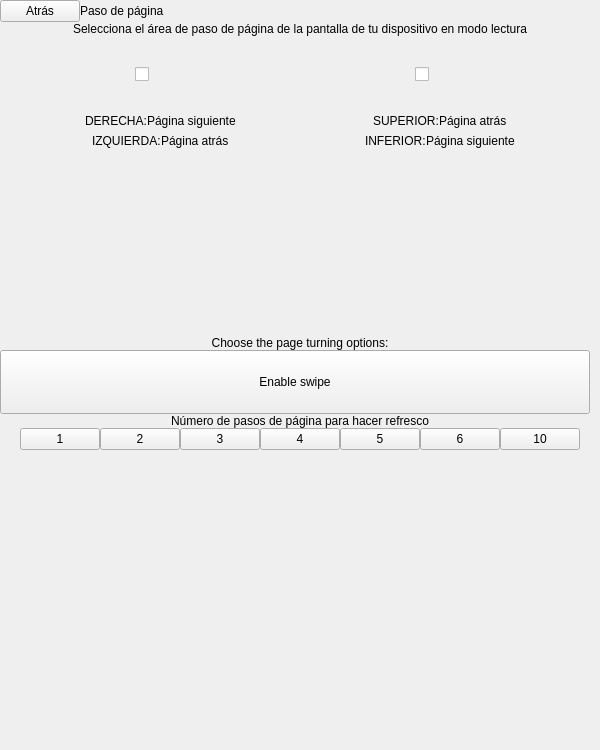
This is bqSetting/ui/SettingsReaderPageTurning.ui in bq/cervantes as Qt 5 draws it before an edit. The edited form follows.
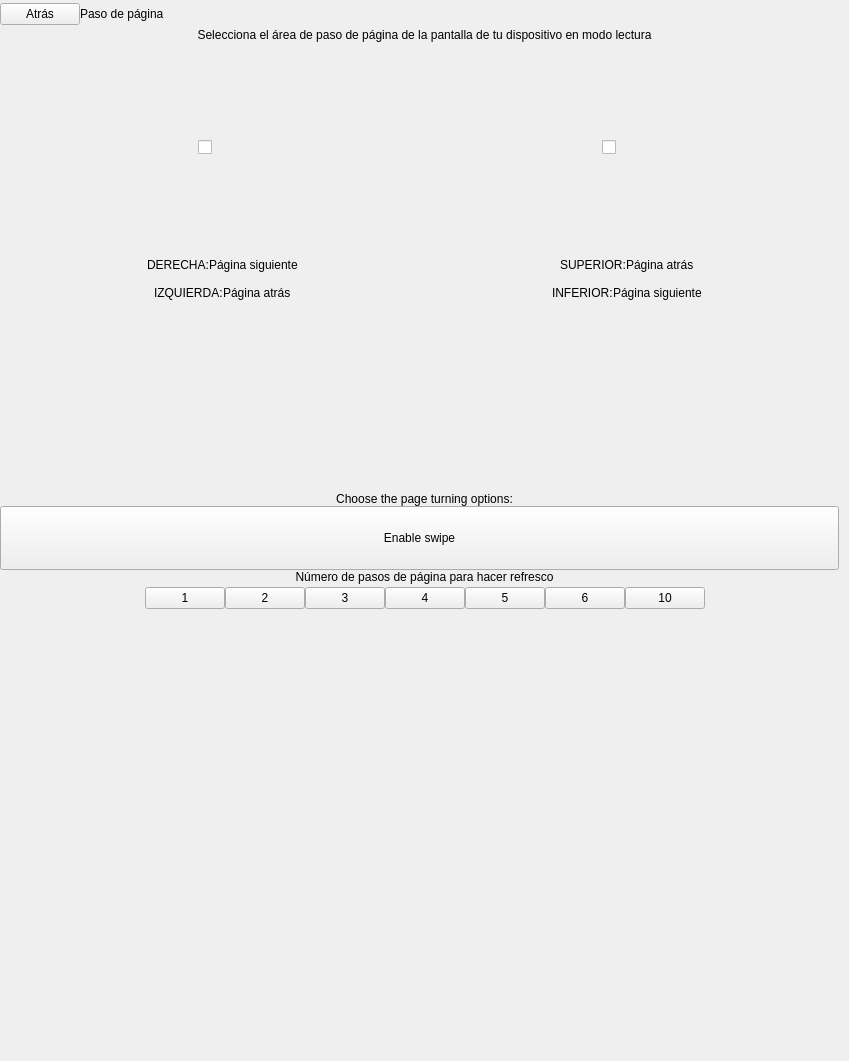
This is the edited form. Custom widgets are drawn as their Qt base class.

What changed in the file:
```diff
--- a/bqSetting/ui/SettingsReaderPageTurning.ui
+++ b/bqSetting/ui/SettingsReaderPageTurning.ui
@@ -6,8 +6,8 @@
    <rect>
     <x>0</x>
     <y>0</y>
-    <width>600</width>
-    <height>750</height>
+    <width>849</width>
+    <height>1061</height>
    </rect>
   </property>
   <property name="sizePolicy">
@@ -18,14 +18,14 @@
   </property>
   <property name="minimumSize">
    <size>
-    <width>600</width>
-    <height>750</height>
+    <width>0</width>
+    <height>0</height>
    </size>
   </property>
   <property name="maximumSize">
    <size>
-    <width>600</width>
-    <height>750</height>
+    <width>849</width>
+    <height>1061</height>
    </size>
   </property>
   <property name="windowTitle">
@@ -74,7 +74,7 @@
         <property name="maximumSize">
          <size>
           <width>16777215</width>
-          <height>10000</height>
+          <height>14142</height>
          </size>
         </property>
         <property name="text">
@@ -89,8 +89,8 @@
         </property>
         <property name="sizeHint" stdset="0">
          <size>
-          <width>40</width>
-          <height>20</height>
+          <width>57</width>
+          <height>28</height>
          </size>
         </property>
        </spacer>
@@ -156,7 +156,7 @@
         <property name="maximumSize">
          <size>
           <width>16777215</width>
-          <height>1000</height>
+          <height>1414</height>
          </size>
         </property>
         <layout class="QVBoxLayout" name="verticalLayout_3">
@@ -191,8 +191,8 @@
               </property>
               <property name="sizeHint" stdset="0">
                <size>
-                <width>40</width>
-                <height>20</height>
+                <width>57</width>
+                <height>28</height>
                </size>
               </property>
              </spacer>
@@ -213,8 +213,8 @@
               </property>
               <property name="maximumSize">
                <size>
-                <width>50</width>
-                <height>1020</height>
+                <width>71</width>
+                <height>1442</height>
                </size>
               </property>
               <property name="text">
@@ -229,8 +229,8 @@
               </property>
               <property name="sizeHint" stdset="0">
                <size>
-                <width>40</width>
-                <height>20</height>
+                <width>57</width>
+                <height>28</height>
                </size>
               </property>
              </spacer>
@@ -260,8 +260,8 @@
               </property>
               <property name="sizeHint" stdset="0">
                <size>
-                <width>40</width>
-                <height>20</height>
+                <width>57</width>
+                <height>28</height>
                </size>
               </property>
              </spacer>
@@ -293,8 +293,8 @@
               </property>
               <property name="sizeHint" stdset="0">
                <size>
-                <width>40</width>
-                <height>20</height>
+                <width>57</width>
+                <height>28</height>
                </size>
               </property>
              </spacer>
@@ -313,7 +313,7 @@
            <property name="maximumSize">
             <size>
              <width>16777215</width>
-             <height>1000</height>
+             <height>1414</height>
             </size>
            </property>
            <property name="sizeIncrement">
@@ -336,8 +336,8 @@
               </property>
               <property name="sizeHint" stdset="0">
                <size>
-                <width>40</width>
-                <height>20</height>
+                <width>57</width>
+                <height>28</height>
                </size>
               </property>
              </spacer>
@@ -353,7 +353,7 @@
               <property name="maximumSize">
                <size>
                 <width>16777215</width>
-                <height>1005</height>
+                <height>1421</height>
                </size>
               </property>
               <property name="text">
@@ -375,7 +375,7 @@
               <property name="maximumSize">
                <size>
                 <width>16777215</width>
-                <height>1005</height>
+                <height>1421</height>
                </size>
               </property>
               <property name="text">
@@ -393,8 +393,8 @@
               </property>
               <property name="sizeHint" stdset="0">
                <size>
-                <width>40</width>
-                <height>20</height>
+                <width>57</width>
+                <height>28</height>
                </size>
               </property>
              </spacer>
@@ -413,7 +413,7 @@
            <property name="maximumSize">
             <size>
              <width>16777215</width>
-             <height>175</height>
+             <height>247</height>
             </size>
            </property>
            <property name="text">
@@ -458,8 +458,8 @@
               </property>
               <property name="sizeHint" stdset="0">
                <size>
-                <width>40</width>
-                <height>20</height>
+                <width>57</width>
+                <height>28</height>
                </size>
               </property>
              </spacer>
@@ -480,8 +480,8 @@
               </property>
               <property name="maximumSize">
                <size>
-                <width>50</width>
-                <height>1020</height>
+                <width>71</width>
+                <height>1442</height>
                </size>
               </property>
               <property name="contextMenuPolicy">
@@ -502,8 +502,8 @@
               </property>
               <property name="sizeHint" stdset="0">
                <size>
-                <width>40</width>
-                <height>20</height>
+                <width>57</width>
+                <height>28</height>
                </size>
               </property>
              </spacer>
@@ -533,8 +533,8 @@
               </property>
               <property name="sizeHint" stdset="0">
                <size>
-                <width>40</width>
-                <height>20</height>
+                <width>57</width>
+                <height>28</height>
                </size>
               </property>
              </spacer>
@@ -550,7 +550,7 @@
               <property name="maximumSize">
                <size>
                 <width>16777215</width>
-                <height>1005</height>
+                <height>1421</height>
                </size>
               </property>
               <property name="text">
@@ -572,7 +572,7 @@
               <property name="maximumSize">
                <size>
                 <width>16777215</width>
-                <height>1005</height>
+                <height>1421</height>
                </size>
               </property>
               <property name="text">
@@ -590,8 +590,8 @@
               </property>
               <property name="sizeHint" stdset="0">
                <size>
-                <width>40</width>
-                <height>20</height>
+                <width>57</width>
+                <height>28</height>
                </size>
               </property>
              </spacer>
@@ -610,7 +610,7 @@
            <property name="maximumSize">
             <size>
              <width>16777215</width>
-             <height>1000</height>
+             <height>1414</height>
             </size>
            </property>
            <property name="sizeIncrement">
@@ -633,8 +633,8 @@
               </property>
               <property name="sizeHint" stdset="0">
                <size>
-                <width>40</width>
-                <height>20</height>
+                <width>57</width>
+                <height>28</height>
                </size>
               </property>
              </spacer>
@@ -650,7 +650,7 @@
               <property name="maximumSize">
                <size>
                 <width>16777215</width>
-                <height>1005</height>
+                <height>1421</height>
                </size>
               </property>
               <property name="text">
@@ -672,7 +672,7 @@
               <property name="maximumSize">
                <size>
                 <width>16777215</width>
-                <height>1005</height>
+                <height>1421</height>
                </size>
               </property>
               <property name="text">
@@ -690,8 +690,8 @@
               </property>
               <property name="sizeHint" stdset="0">
                <size>
-                <width>40</width>
-                <height>20</height>
+                <width>57</width>
+                <height>28</height>
                </size>
               </property>
              </spacer>
@@ -710,7 +710,7 @@
            <property name="maximumSize">
             <size>
              <width>16777215</width>
-             <height>175</height>
+             <height>247</height>
             </size>
            </property>
            <property name="text">
@@ -808,7 +808,7 @@
         <property name="maximumSize">
          <size>
           <width>16777215</width>
-          <height>10000</height>
+          <height>14142</height>
          </size>
         </property>
         <layout class="QVBoxLayout" name="verticalLayout_10">
@@ -843,8 +843,8 @@
            </property>
            <property name="maximumSize">
             <size>
-             <width>100000</width>
-             <height>64</height>
+             <width>141421</width>
+             <height>91</height>
             </size>
            </property>
            <property name="focusPolicy">
@@ -923,8 +923,8 @@
         </property>
         <property name="sizeHint" stdset="0">
          <size>
-          <width>40</width>
-          <height>20</height>
+          <width>57</width>
+          <height>28</height>
          </size>
         </property>
        </spacer>
@@ -1009,8 +1009,8 @@
         </property>
         <property name="sizeHint" stdset="0">
          <size>
-          <width>40</width>
-          <height>20</height>
+          <width>57</width>
+          <height>28</height>
          </size>
         </property>
        </spacer>
```
Left out of the diff: 46 changed lines with no effect on the pictures.
